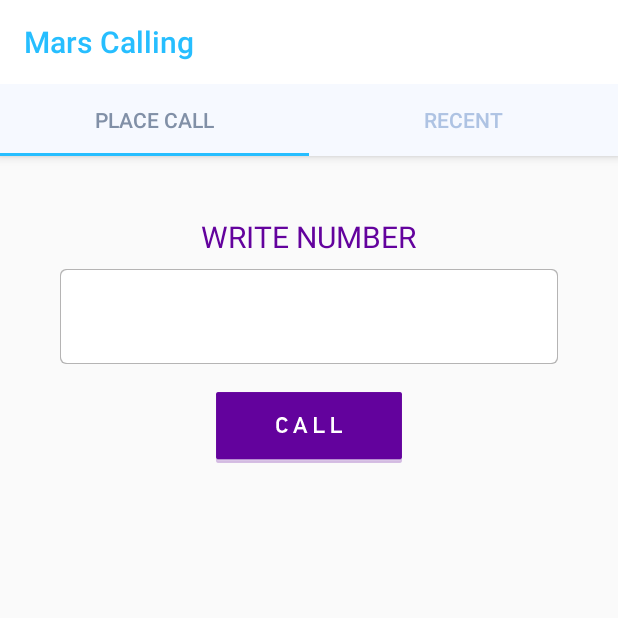
After one commit to Isratmity01/SinchCallTest2, an Android app: the Fragment_PlaceCall screen opened directly, with no data from a screen before it, on a phone screen of 412 x 824 dp, the top half of it. The commit adds this screen. Run offline under Robolectric (Android 15) with nearby library versions, the phone set to English and light mode, and no system bars; libraries missing offline, so code that uses them is left out: com.sinch.android; 1 statement that could not run was skipped.

Commit message:
working on ux. adapter work going on

```diff
--- /dev/null
+++ b/app/src/main/java/com/example/isjahan/sinchcalltest/LogActivity.java
@@ -0,0 +1,160 @@
+package com.example.isjahan.sinchcalltest;
+
+import android.content.Context;
+import android.content.Intent;
+import android.content.pm.PackageManager;
+import android.os.Bundle;
+import android.support.design.widget.TabLayout;
+import android.support.v4.app.ActivityCompat;
+import android.support.v4.app.Fragment;
+import android.support.v4.app.FragmentManager;
+import android.support.v4.app.FragmentPagerAdapter;
+import android.support.v4.app.FragmentStatePagerAdapter;
+import android.support.v4.view.ViewPager;
+import android.support.v7.widget.Toolbar;
+import android.text.TextUtils;
+import android.widget.Toast;
+
+import com.example.isjahan.sinchcalltest.dbhelper.DatabaseHelper;
+import com.example.isjahan.sinchcalltest.fragment.Fragment_RecentCalls;
+import com.example.isjahan.sinchcalltest.fragment.Fragment_PlaceCall;
+import com.example.isjahan.sinchcalltest.model.CallDetails;
+import com.sinch.android.rtc.MissingPermissionException;
+import com.sinch.android.rtc.calling.Call;
+
+import java.util.ArrayList;
+import java.util.List;
+
+/**
+ * Created by shadman.rahman on 07-Jun-17.
+ */
+
+public class LogActivity extends BaseActivity {
+    private Toolbar toolbar;
+    private TabLayout tabLayout;
+    private ViewPager viewPager;
+    String myself;
+
+    @Override
+    protected void onCreate(Bundle savedInstanceState) {
+        super.onCreate(savedInstanceState);
+        setContentView(R.layout.maintab);
+        Intent intent=getIntent();
+        toolbar = (Toolbar) findViewById(R.id.toolbar);
+        setSupportActionBar(toolbar);
+
+        getSupportActionBar().setDisplayHomeAsUpEnabled(false);
+
+        viewPager = (ViewPager) findViewById(R.id.viewpager);
+        setupViewPager(viewPager);
+        myself= intent.getStringExtra("Name");
+        tabLayout = (TabLayout) findViewById(R.id.tabs);
+        tabLayout.setupWithViewPager(viewPager);
+    }
+
+    private void setupViewPager(final ViewPager viewPager) {
+        final ViewPagerAdapter adapter = new ViewPagerAdapter(getSupportFragmentManager(),getApplicationContext());
+        adapter.addFragment(new Fragment_PlaceCall(), "Place Call");
+        adapter.addFragment(new Fragment_RecentCalls(), "Recent");
+
+
+        viewPager.setAdapter(adapter);
+        viewPager.addOnPageChangeListener  (new ViewPager.OnPageChangeListener() {
+            public void onPageScrollStateChanged(int state) {}
+            public void onPageScrolled(int position, float positionOffset, int positionOffsetPixels) {}
+
+            public void onPageSelected(int position) {
+               //if(position==1)adapter.notifyDataSetChanged();
+                Fragment_RecentCalls fragment = (Fragment_RecentCalls) adapter.getItem(1);
+                fragment.refreshlistview();
+            }
+        });
+    }
+
+    class ViewPagerAdapter extends FragmentPagerAdapter {
+        private final List<Fragment> mFragmentList = new ArrayList<>();
+        private final List<String> mFragmentTitleList = new ArrayList<>();
+        private Context context2;
+        public ViewPagerAdapter(FragmentManager manager,Context context) {
+            super(manager);
+            this.context2=context;
+        }
+
+        @Override
+        public Fragment getItem(int position) {
+            return mFragmentList.get(position);
+        }
+
+        @Override
+        public int getCount() {
+
+            return mFragmentList.size();
+        }
+
+        public void addFragment(Fragment fragment, String title) {
+            mFragmentList.add(fragment);
+            mFragmentTitleList.add(title);
+
+        }
+        @Override
+        public int getItemPosition(Object object) {
+            if (mFragmentList.contains(object)) {
+                return POSITION_UNCHANGED;
+            }
+            return POSITION_NONE;
+        }
+        @Override
+        public CharSequence getPageTitle(int position) {
+            return mFragmentTitleList.get(position);
+        }
+    }
+    public void callButtonClicked(String remoteuserName)
+    {
+        if (remoteuserName.isEmpty()) {
+            Toast.makeText(this, "Please enter a user to call", Toast.LENGTH_LONG).show();
+            return;
+        }
+
+        try {
+            Call call = getSinchServiceInterface().callUser(remoteuserName);
+            if (call == null) {
+                // Service failed for some reason, show a Toast and abort
+                Toast.makeText(this, "Service is not started. Try stopping the service and starting it again before "
+                        + "placing a call.", Toast.LENGTH_LONG).show();
+                return;
+            }
+            String callId = call.getCallId();
+            final CallDetails user = new CallDetails(remoteuserName,System.currentTimeMillis(),"outgoing");
+            final DatabaseHelper dbHelper = new DatabaseHelper(getApplicationContext());
+            dbHelper.addUserLog(user);
+            Intent callScreen = new Intent(this, CallScreenActivity.class);
+
+            callScreen.putExtra(SinchService.CALL_ID, callId);
+            startActivity(callScreen);
+        } catch (MissingPermissionException e) {
+            ActivityCompat.requestPermissions(this, new String[]{e.getRequiredPermission()}, 0);
+        }
+    }
+    @Override
+    protected void onServiceConnected() {
+
+        String get=getSinchServiceInterface().getUserName();
+        if(TextUtils.isEmpty(get))
+        {   getSinchServiceInterface().startClient(myself);
+
+
+        }
+
+        //else userName.setText(get);
+     //   mCallButton.setEnabled(true);
+    }
+
+    public void onRequestPermissionsResult(int requestCode, String[] permissions, int[] grantResults) {
+        if (grantResults.length > 0 && grantResults[0] == PackageManager.PERMISSION_GRANTED) {
+            Toast.makeText(this, "You may now place a call", Toast.LENGTH_LONG).show();
+        } else {
+            Toast.makeText(this, "This application needs permission to use your microphone to function properly.", Toast
+                    .LENGTH_LONG).show();
+        }
+    }
+}
--- a/app/src/main/java/com/example/isjahan/sinchcalltest/SinchService.java
+++ b/app/src/main/java/com/example/isjahan/sinchcalltest/SinchService.java
@@ -189,6 +189,7 @@ public class SinchService extends Service {
             dbHelper.addUserCall(user);
             Intent intent = new Intent(SinchService.this, IncomingCallScreenActivity.class);
             intent.putExtra(CALL_ID, call.getCallId());
+            intent.putExtra("IsIncoming","yes");
             intent.addFlags(Intent.FLAG_ACTIVITY_NEW_TASK);
             SinchService.this.startActivity(intent);
         }
--- a/app/src/main/java/com/example/isjahan/sinchcalltest/SplashActivity.java
+++ b/app/src/main/java/com/example/isjahan/sinchcalltest/SplashActivity.java
@@ -65,7 +65,7 @@ userCalls=databaseHelper.getMe();
     }
     private void openCallActivity() {
 
-        Intent mainActivity = new Intent(this, PlaceCallActivity.class);
+        Intent mainActivity = new Intent(this, LogActivity.class);
         mainActivity.putExtra("Name",userCalls.getUserName() );
         this.finish();
         startActivity(mainActivity);
--- a/app/src/main/java/com/example/isjahan/sinchcalltest/dbhelper/DatabaseHelper.java
+++ b/app/src/main/java/com/example/isjahan/sinchcalltest/dbhelper/DatabaseHelper.java
@@ -15,6 +15,7 @@ import android.database.sqlite.SQLiteDatabase;
         import android.util.Log;
 
 
+import com.example.isjahan.sinchcalltest.model.CallDetails;
 import com.example.isjahan.sinchcalltest.model.UserCalls;
 import com.example.isjahan.sinchcalltest.utility.Constant;
 
@@ -63,7 +64,6 @@ public class DatabaseHelper extends SQLiteOpenHelper {
         return database;
     }
 
-
     private void createDatabase(){
         boolean dbExists = checkDB();
         if(!dbExists){
@@ -85,32 +85,39 @@ public class DatabaseHelper extends SQLiteOpenHelper {
         return database;
     }
 
-
-
-
-
-
-
     public void createTable() {
-
-
         String CREATE_USERCALL = "CREATE TABLE IF NOT EXISTS " + Constant.Database.TABLE_USER + "("
                 + Constant.Database.User.UID + " VARCHAR PRIMARY KEY UNIQUE,"
                 + Constant.Database.User.IS_ME + " INTEGER DEFAULT 0"
                 + ")";
 
-
+        String CREATE_USERCALLDETAILS = "CREATE TABLE IF NOT EXISTS " + Constant.Database.TABLE_CALLLOG + "("
+                + Constant.Database.CallLog.CALLTO + " VARCHAR PRIMARY KEY UNIQUE,"
+                + Constant.Database.CallLog.INITIATEDAT + " INTEGER ,"
+                + Constant.Database.CallLog.CALLTYPE + " VARCHAR "
+                + ")";
 
 
         try {
             database.execSQL( CREATE_USERCALL );
-
+            database.execSQL( CREATE_USERCALLDETAILS );
             database.close();
         } catch (Exception e) {
             Log.e(getClass().getName(), "Error Creating Table");
         }
     }
+    public void addUserLog(CallDetails callDetails){
+        SQLiteDatabase db = this.getWritableDatabase();
+        ContentValues values = new ContentValues();
+        values.put(Constant.Database.CallLog.CALLTO, callDetails.getCallingTo());
+        values.put(Constant.Database.CallLog.INITIATEDAT, callDetails.getCallInTime());
+        values.put(Constant.Database.CallLog.CALLTYPE, callDetails.getCallType());
 
+
+
+        db.insertWithOnConflict(Constant.Database.TABLE_CALLLOG, Constant.Database.CallLog.CALLTO , values, SQLiteDatabase.CONFLICT_IGNORE);
+        db.close();
+    }
 
 
 
@@ -212,38 +219,44 @@ public class DatabaseHelper extends SQLiteOpenHelper {
 
     }
 
+    public ArrayList<CallDetails> getAllUserLog(){
 
+        ArrayList<CallDetails> alluser = new ArrayList<>();
 
+        String selectAll = "SELECT * FROM "+ Constant.Database.TABLE_CALLLOG +" ORDER BY initiatedat DESC ";
+        SQLiteDatabase db = this.getWritableDatabase();
+        Cursor cursor = db.rawQuery(selectAll, null);
+        try {
+            if (cursor.moveToFirst()) {
+                do {
+                    CallDetails user = new CallDetails();
+                    user.setCallingTo(cursor.getString(0));
+                    user.setCallInTime(cursor.getLong(1));
+                    user.setCallType(cursor.getString(2));
+                    alluser.add(user);
+                } while (cursor.moveToNext());
+            }
+        } catch (Exception e){
+            Log.d(TAG, "nullpointer exception");
+        } finally {
+            if (cursor != null && !cursor.isClosed()) {
+                cursor.close();
+            }
+        }
+        return alluser;
 
-
-
-
-
-
-
-
-
+    }
 
     public ArrayList<UserCalls> getAllUser(){
-
         ArrayList<UserCalls> alluser = new ArrayList<>();
-
-
-
         String selectAll = "SELECT DISTINCT uid FROM "+ Constant.Database.TABLE_USER + " WHERE "+ Constant.Database.User.IS_ME + " = 0";
         SQLiteDatabase db = this.getWritableDatabase();
         Cursor cursor = db.rawQuery(selectAll, null);
-
-
-
-
         try {
             if (cursor.moveToFirst()) {
                 do {
                     UserCalls user = new UserCalls();
                     user.setUserName(cursor.getString(0));
-
-
                     alluser.add(user);
 
                 } while (cursor.moveToNext());
@@ -256,16 +269,9 @@ public class DatabaseHelper extends SQLiteOpenHelper {
             }
         }
 
-
-
         return alluser;
 
     }
-
-
-
-
-
 
     private boolean checkDB(){
         String path = DB_PATH + DB_NAME;
@@ -275,10 +281,6 @@ public class DatabaseHelper extends SQLiteOpenHelper {
         }
         return false;
     }
-
-
-
-
     public synchronized void close(){
         if(this.database != null){
             this.database.close();
--- /dev/null
+++ b/app/src/main/java/com/example/isjahan/sinchcalltest/fragment/Fragment_PlaceCall.java
@@ -0,0 +1,71 @@
+package com.example.isjahan.sinchcalltest.fragment;
+
+import android.os.Bundle;
+import android.support.annotation.Nullable;
+import android.support.v4.app.Fragment;
+import android.view.LayoutInflater;
+import android.view.View;
+import android.view.ViewGroup;
+import android.widget.Button;
+import android.widget.EditText;
+
+import com.example.isjahan.sinchcalltest.LogActivity;
+import com.example.isjahan.sinchcalltest.R;
+
+public class Fragment_PlaceCall extends Fragment {
+    // TODO: Rename parameter arguments, choose names that match
+    // the fragment initialization parameters, e.g. ARG_ITEM_NUMBER
+    private static final String ARG_PARAM1 = "param1";
+    private static final String ARG_PARAM2 = "param2";
+
+    // TODO: Rename and change types of parameters
+    private String mParam1;
+    private String mParam2;
+    private Button mCallButton;
+    private EditText mCallName;
+
+    public Fragment_PlaceCall() {
+        // Required empty public constructor
+    }
+
+
+
+    @Override
+    public void onCreate(Bundle savedInstanceState) {
+        super.onCreate(savedInstanceState);
+
+    }
+
+    @Override
+    public View onCreateView(LayoutInflater inflater, ViewGroup container,
+                             Bundle savedInstanceState) {
+        // Inflate the layout for this fragment
+        View fragmentView = inflater.inflate(R.layout.fragment_blank2, container, false);
+
+        bindViews(fragmentView);
+        return fragmentView;
+    }
+    private void bindViews(View view) {
+
+        mCallName = (EditText) view.findViewById(R.id.callName);
+        mCallButton = (Button) view.findViewById(R.id.callButton);
+        mCallButton.setOnClickListener(new View.OnClickListener() {
+            public void onClick(View v) {
+                ((LogActivity)getActivity()).callButtonClicked(mCallName.getText().toString().trim());
+            }
+        });
+
+    }
+
+    @Override
+    public void onActivityCreated(@Nullable Bundle savedInstanceState) {
+        super.onActivityCreated(savedInstanceState);
+
+        init();
+    }
+    public void init()
+    {
+
+    }
+
+}
--- /dev/null
+++ b/app/src/main/java/com/example/isjahan/sinchcalltest/fragment/Fragment_RecentCalls.java
@@ -0,0 +1,131 @@
+package com.example.isjahan.sinchcalltest.fragment;
+
+import android.os.Bundle;
+import android.support.annotation.Nullable;
+import android.support.v4.app.Fragment;
+import android.view.LayoutInflater;
+import android.view.View;
+import android.view.ViewGroup;
+import android.widget.AdapterView;
+import android.widget.ArrayAdapter;
+import android.widget.LinearLayout;
+import android.widget.ListView;
+
+import com.example.isjahan.sinchcalltest.LogActivity;
+import com.example.isjahan.sinchcalltest.R;
+import com.example.isjahan.sinchcalltest.dbhelper.DatabaseHelper;
+import com.example.isjahan.sinchcalltest.model.CallDetails;
+
+import java.util.ArrayList;
+
+
+public class Fragment_RecentCalls extends Fragment {
+    // TODO: Rename parameter arguments, choose names that match
+    // the fragment initialization parameters, e.g. ARG_ITEM_NUMBER
+    private static final String ARG_PARAM1 = "param1";
+    private static final String ARG_PARAM2 = "param2";
+
+    // TODO: Rename and change types of parameters
+    private String mParam1;
+    private String mParam2;
+    ListView listView;
+    LinearLayout linearLayout;
+    private ArrayList<CallDetails> userCallsArrayList=new ArrayList<>();
+    private ArrayList<String >names=new ArrayList<>();
+    ArrayAdapter<String> arrayAdapter;
+    public Fragment_RecentCalls() {
+        // Required empty public constructor
+    }
+    public static Fragment_RecentCalls newInstance() {
+        Fragment_RecentCalls f = new Fragment_RecentCalls();
+        return f;
+    }
+
+
+
+    @Override
+    public void onCreate(Bundle savedInstanceState) {
+        super.onCreate(savedInstanceState);
+
+    }
+
+    @Nullable
+    @Override
+    public View onCreateView(LayoutInflater inflater, ViewGroup container,
+                             Bundle savedInstanceState) {
+        // Inflate the layout for this fragment
+        View fragmentView = inflater.inflate(R.layout.fragment_recentcalls, container, false);
+
+    bindViews(fragmentView);
+        return fragmentView;
+}
+
+    private void bindViews(View view) {
+
+        linearLayout=(LinearLayout)view.findViewById(R.id.listholder);
+        listView=(ListView)view.findViewById(R.id.simpleListView);
+        listView.setOnItemClickListener(new AdapterView.OnItemClickListener() {
+
+            @Override
+            public void onItemClick(AdapterView<?> arg0, View arg1,
+                                    int position, long arg3) {
+                // TODO Auto-generated method stub
+
+                // ListView Clicked item value
+               String remoteuserName = (String) listView.getItemAtPosition(position);
+
+                ((LogActivity)getActivity()).callButtonClicked(remoteuserName);
+                // Show Alert
+
+            }
+        });
+    }
+
+    @Override
+    public void onActivityCreated(@Nullable Bundle savedInstanceState) {
+        super.onActivityCreated(savedInstanceState);
+
+        init();
+    }
+    public void init()
+    {
+        populatelistview();
+    }
+    public void populatelistview()
+    {
+
+        final DatabaseHelper dbHelper = new DatabaseHelper(getActivity().getApplicationContext());
+        userCallsArrayList=dbHelper.getAllUserLog();
+        for(int i=0;i<userCallsArrayList.size();i++)
+        {
+            names.add(userCallsArrayList.get(i).getCallingTo() + userCallsArrayList.get(i).getCallType());
+        }
+        if(names.size()>0)linearLayout.setVisibility(View.VISIBLE);
+        arrayAdapter = new ArrayAdapter<String>(
+                getActivity().getApplicationContext(),
+                android.R.layout.simple_list_item_1,
+                names );
+
+        listView.setAdapter(arrayAdapter);
+
+    }
+
+    public void refreshlistview()
+    {
+
+        final DatabaseHelper dbHelper = new DatabaseHelper(getActivity().getApplicationContext());
+        names.clear();
+        userCallsArrayList=dbHelper.getAllUserLog();
+        for(int i=0;i<userCallsArrayList.size();i++)
+        {
+            names.add(userCallsArrayList.get(i).getCallingTo() + userCallsArrayList.get(i).getCallType());
+        }
+        if(names.size()>0)linearLayout.setVisibility(View.VISIBLE);
+        listView.setChoiceMode(ListView.CHOICE_MODE_NONE);
+        listView.clearFocus();
+
+        arrayAdapter.notifyDataSetChanged();
+
+
+    }
+}
--- a/app/src/main/java/com/example/isjahan/sinchcalltest/utility/Constant.java
+++ b/app/src/main/java/com/example/isjahan/sinchcalltest/utility/Constant.java
@@ -12,6 +12,7 @@ public class Constant {
         public static final String DATABASE_NAME = "mars-e7077";
         public static final int DATABASE_VERSION = 1;
         public static final String TABLE_USER = "callusers";
+        public static final String TABLE_CALLLOG = "userlog";
         public static final String TABLE_CHAT_ROOMS = "chat_rooms";
 
         public static class User{
@@ -20,9 +21,7 @@ public class Constant {
         }
 
         public static class CallLog{
-            public static String CALLBY = "uid";
             public static String CALLTO = "rid";
-            public static String CALLDURATION = "duration";
             public static String INITIATEDAT = "initiatedat";
             public static String CALLTYPE = "calltype";
 
--- /dev/null
+++ b/app/src/main/res/layout/fragment_blank2.xml
@@ -0,0 +1,57 @@
+<FrameLayout xmlns:android="http://schemas.android.com/apk/res/android"
+    xmlns:tools="http://schemas.android.com/tools"
+    android:layout_width="match_parent"
+    android:layout_height="match_parent"
+    tools:context=".fragment.Fragment_RecentCalls">
+
+    <!-- TODO: Update blank fragment layout -->
+    <LinearLayout
+        android:layout_width="fill_parent"
+        android:layout_height="wrap_content"
+        android:orientation="vertical"
+
+        android:paddingLeft="40dp"
+        android:paddingRight="40dp"
+        android:id="@+id/numberInputLayout"
+
+        android:layout_above="@+id/callButtonholder"
+        android:layout_alignParentLeft="true"
+        android:layout_alignParentStart="true">
+
+        <TextView
+            android:layout_width="wrap_content"
+            android:layout_height="wrap_content"
+            android:layout_marginTop="40dp"
+            android:text="Write Number"
+            android:textAllCaps="true"
+            android:id="@+id/textView" android:layout_gravity="center_horizontal"
+            android:textColor="@color/sinch_purple" android:textSize="20sp"/>
+        <EditText
+            android:id="@+id/callName"
+            android:layout_width="match_parent"
+            android:layout_height="wrap_content"
+            android:layout_marginTop="8dp"
+            android:textSize="32sp"
+            android:padding="10dp"
+            android:textColor="@color/sinch_purple"
+            android:background="@drawable/inputbox" android:inputType="number">
+
+            />
+        </EditText>
+
+        <Button
+            android:id="@+id/callButton"
+            android:layout_width="wrap_content"
+            android:layout_height="wrap_content"
+            android:layout_marginBottom="20dp"
+            android:layout_gravity="center"
+            android:layout_margin="10dp"
+            android:background="@drawable/button_call"
+            android:minHeight="56dp"
+            android:minWidth="132dp"
+            android:layout_centerHorizontal="true"/>
+
+
+    </LinearLayout>
+
+</FrameLayout>
--- a/app/src/main/res/layout/maintab.xml
+++ b/app/src/main/res/layout/maintab.xml
@@ -1,34 +1,35 @@
-<?xml version="1.0" encoding="utf-8"?>
-<RelativeLayout xmlns:android="http://schemas.android.com/apk/res/android"
+<android.support.design.widget.CoordinatorLayout xmlns:android="http://schemas.android.com/apk/res/android"
     xmlns:app="http://schemas.android.com/apk/res-auto"
-    xmlns:tools="http://schemas.android.com/tools"
     android:layout_width="match_parent"
-    android:layout_height="match_parent"
-    android:paddingBottom="@dimen/activity_vertical_margin"
-    tools:context=".MainActivity">
+    android:layout_height="match_parent">
 
-    <android.support.v7.widget.Toolbar
-        android:id="@+id/toolbar"
+    <android.support.design.widget.AppBarLayout
         android:layout_width="match_parent"
-        android:layout_height="?attr/actionBarSize"
-        android:background="?attr/colorPrimary"
-        android:theme="@style/ThemeOverlay.AppCompat.ActionBar"
-        android:elevation="4dp"
-        app:titleTextColor="@color/colorAccent" />
+        android:layout_height="wrap_content"
+        android:theme="@style/ThemeOverlay.AppCompat.Dark.ActionBar">
 
-    <android.support.design.widget.TabLayout
-        android:id="@+id/tab_layout"
-        android:layout_width="match_parent"
-        android:layout_height="?attr/actionBarSize"
-        android:layout_below="@id/toolbar"
-        android:background="?attr/colorPrimary"
-        android:elevation="4dp"
-        app:tabGravity="fill"
-        app:tabMaxWidth="0dp" />
+        <android.support.v7.widget.Toolbar
+            android:id="@+id/toolbar"
+            android:layout_width="match_parent"
+            android:layout_height="?attr/actionBarSize"
+            android:background="#ffffff"
+            app:titleTextColor="@color/colorPrimaryDark"
+            app:layout_scrollFlags="scroll|enterAlways"
+            app:popupTheme="@style/ThemeOverlay.AppCompat.Light" />
+
+        <android.support.design.widget.TabLayout
+            android:id="@+id/tabs"
+            android:layout_width="match_parent"
+            android:layout_height="wrap_content"
+            app:tabTextColor="#aec3e3"
+            app:tabSelectedTextColor="@color/textColorPrimary"
+            app:tabMode="fixed"
+            app:tabGravity="fill"/>
+    </android.support.design.widget.AppBarLayout>
 
     <android.support.v4.view.ViewPager
-        android:id="@+id/pager"
+        android:id="@+id/viewpager"
         android:layout_width="match_parent"
-        android:layout_height="wrap_content" />
-
-</RelativeLayout>
+        android:layout_height="match_parent"
+        app:layout_behavior="@string/appbar_scrolling_view_behavior"  />
+</android.support.design.widget.CoordinatorLayout>
--- /dev/null
+++ b/app/src/main/res/values-v21/styles.xml
@@ -0,0 +1,11 @@
+<resources>
+
+    <style name="MyMaterialTheme" parent="MyMaterialTheme.Base">
+        <item name="android:windowContentTransitions">true</item>
+        <item name="android:windowAllowEnterTransitionOverlap">true</item>
+        <item name="android:windowAllowReturnTransitionOverlap">true</item>
+        <item name="android:windowSharedElementEnterTransition">@android:transition/move</item>
+        <item name="android:windowSharedElementExitTransition">@android:transition/move</item>
+    </style>
+
+</resources>
--- a/app/src/main/res/values/colors.xml
+++ b/app/src/main/res/values/colors.xml
@@ -3,5 +3,11 @@
     <color name="sinch_purple">#ff63029d</color>
     <color name="off_white">#fffafafa</color>
     <color name="greyish">#fff2f1f2</color>
-
+    <color name="hint">#FFBAB8BA</color>
+    <color name="colorPrimary">#f6f9ff</color>
+    <color name="colorPrimaryDark">#26beff</color>
+    <color name="textColorPrimary">#8190a7</color>
+    <color name="windowBackground">#FFFFFF</color>
+    <color name="navigationBarColor">#000000</color>
+    <color name="colorAccent">#26beff</color>
 </resources>
--- a/app/src/main/res/values/strings.xml
+++ b/app/src/main/res/values/strings.xml
@@ -1,6 +1,9 @@
 <?xml version="1.0" encoding="utf-8"?>
 <resources>
 
-    <string name="app_name">Sinch Calling</string>
+    <string name="app_name">Mars Calling</string>
+
+    <!-- TODO: Remove or change this placeholder text -->
+    <string name="hello_blank_fragment">Hello blank fragment</string>
 
 </resources>
--- a/app/src/main/res/values/styles.xml
+++ b/app/src/main/res/values/styles.xml
@@ -16,5 +16,16 @@
     <style name="AppTheme" parent="AppBaseTheme">
         <!-- All customizations that are NOT specific to a particular API-level can go here. -->
     </style>
+    <style name="MyMaterialTheme" parent="MyMaterialTheme.Base">
+
+    </style>
+
+    <style name="MyMaterialTheme.Base" parent="Theme.AppCompat.Light.DarkActionBar">
+        <item name="windowNoTitle">true</item>
+        <item name="windowActionBar">false</item>
+        <item name="colorPrimary">@color/colorPrimary</item>
+        <item name="colorPrimaryDark">@color/colorPrimaryDark</item>
+        <item name="colorAccent">@color/colorAccent</item>
+    </style>
 
 </resources>
```
Also changed, not shown: app/src/main/java/com/example/isjahan/sinchcalltest/IncomingCallScreenActivity.java (+20 -2 lines), app/src/main/java/com/example/isjahan/sinchcalltest/LoginActivity.java (+2 -5 lines), app/src/main/java/com/example/isjahan/sinchcalltest/PlaceCallActivity.java (+5 -5 lines), app/src/main/java/com/example/isjahan/sinchcalltest/model/CallDetails.java (+10 -34 lines), app/src/main/res/layout/fragment_recentcalls.xml (added, +26 -0 lines), app/src/main/res/values/dimens.xml (added, +9 -0 lines).
